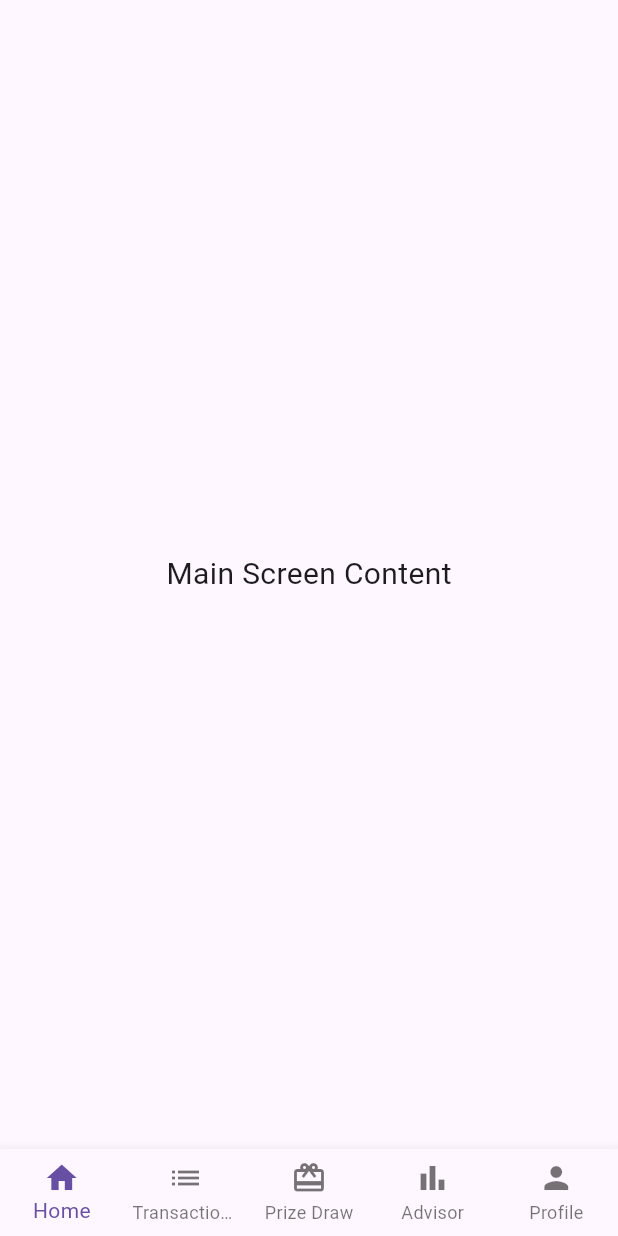
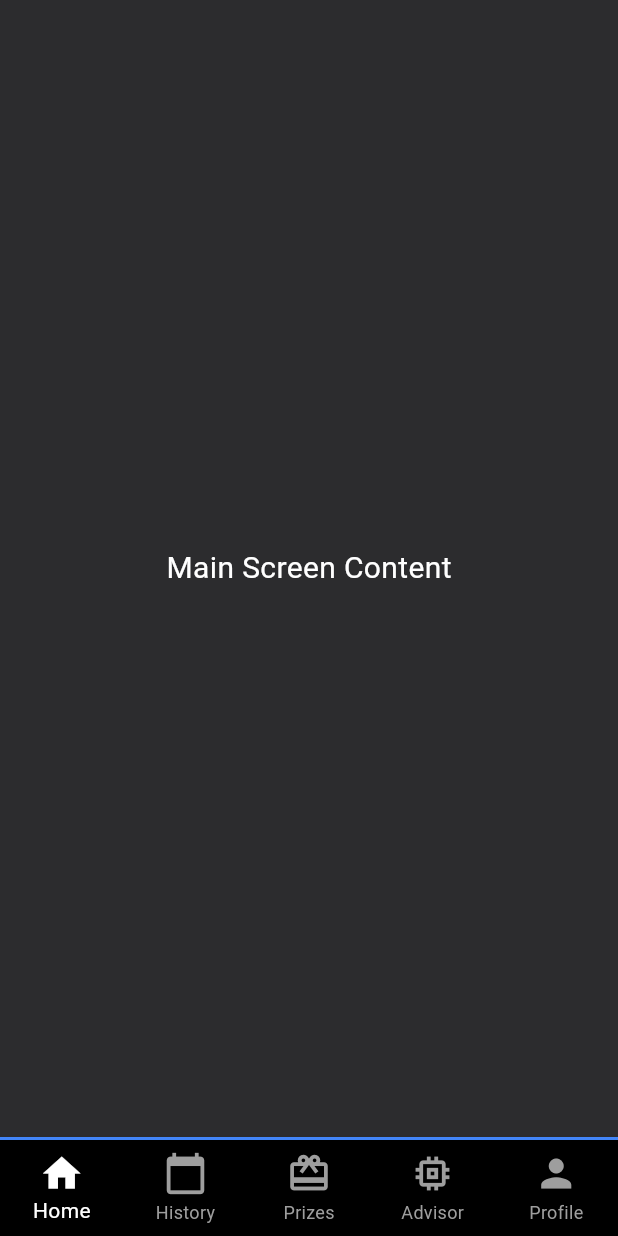
Before and after one commit to petrg01/UNIHACK-TECHNIK, a Flutter app: the screen it shows after launch, on a phone screen of 412 x 824 dp. Run offline on Flutter 3.47's test engine with Material 3 defaults, Android fonts, the phone set to English and light mode, and no system bars.

Commit message:
adjusted colour scheme

```diff
--- a/lib/screens/home_screen.dart
+++ b/lib/screens/home_screen.dart
@@ -1,9 +1,9 @@
 import 'package:flutter/material.dart';
 import 'main_screen.dart';
-import 'profile_screen.dart';
 import 'transactions_screen.dart';
 import 'prize_draw_screen.dart';
 import 'advisor_screen.dart';
+import 'profile_screen.dart';
 
 class HomeScreen extends StatefulWidget {
   @override
@@ -30,18 +30,41 @@ class _HomeScreenState extends State<HomeScreen> {
   @override
   Widget build(BuildContext context) {
     return Scaffold(
-      body: _screens[_selectedIndex], // Swap screens while keeping navigation
-      bottomNavigationBar: BottomNavigationBar(
-        currentIndex: _selectedIndex,
-        onTap: _onItemTapped,
-        type: BottomNavigationBarType.fixed,
-        items: [
-          BottomNavigationBarItem(icon: Icon(Icons.home), label: "Home"),
-          BottomNavigationBarItem(icon: Icon(Icons.list), label: "Transactions"),
-          BottomNavigationBarItem(icon: Icon(Icons.card_giftcard), label: "Prize Draw"),
-          BottomNavigationBarItem(icon: Icon(Icons.bar_chart), label: "Advisor"),
-          BottomNavigationBarItem(icon: Icon(Icons.person), label: "Profile"),
-        ],
+      body: _screens[_selectedIndex],
+      bottomNavigationBar: Container(
+        decoration: BoxDecoration(
+          border: Border(top: BorderSide(color: Colors.blueAccent, width: 2)), // Blue outline
+        ),
+        child: BottomNavigationBar(
+          currentIndex: _selectedIndex,
+          onTap: _onItemTapped,
+          backgroundColor: Colors.black, // Dark theme
+          selectedItemColor: Colors.white, // White for selected items
+          unselectedItemColor: Colors.grey, // Grey for unselected items
+          type: BottomNavigationBarType.fixed, // Keeps labels visible
+          items: [
+            BottomNavigationBarItem(
+              icon: Icon(Icons.home, size: 30),
+              label: "Home",
+            ),
+            BottomNavigationBarItem(
+              icon: Icon(Icons.calendar_today, size: 30), // History Icon
+              label: "History",
+            ),
+            BottomNavigationBarItem(
+              icon: Icon(Icons.card_giftcard, size: 30), // Prize Icon
+              label: "Prizes",
+            ),
+            BottomNavigationBarItem(
+              icon: Icon(Icons.memory, size: 30), // AI/Advisor Icon
+              label: "Advisor",
+            ),
+            BottomNavigationBarItem(
+              icon: Icon(Icons.person, size: 30), // Profile Icon
+              label: "Profile",
+            ),
+          ],
+        ),
       ),
     );
   }
--- a/lib/screens/main_screen.dart
+++ b/lib/screens/main_screen.dart
@@ -3,8 +3,14 @@ import 'package:flutter/material.dart';
 class MainScreen extends StatelessWidget {
   @override
   Widget build(BuildContext context) {
-    return Center(
-      child: Text("Main Screen Content", style: TextStyle(fontSize: 20)),
+    return Container(
+      color: Color(0xFF2c2c2e), // Dark background
+      child: Center(
+        child: Text(
+          "Main Screen Content",
+          style: TextStyle(color: Colors.white, fontSize: 20), // White text
+        ),
+      ),
     );
   }
 }
```
Also changed, not shown: lib/screens/advisor_screen.dart (+8 -2 lines), lib/screens/prize_draw_screen.dart (+8 -2 lines), lib/screens/profile_screen.dart (+8 -2 lines), lib/screens/transactions_screen.dart (+8 -2 lines), lib/widgets/bottom_nav_bar.dart (deleted, +0 -57 lines).
